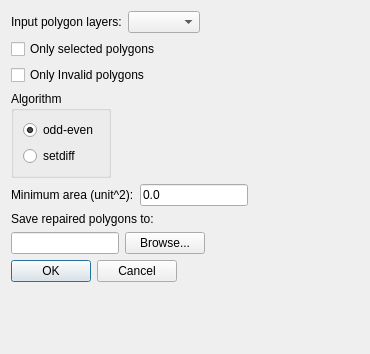
Above: Prepair/ui_prepair.ui from tudelft3d/prepair-qgis before the change. Below: the same form after it.
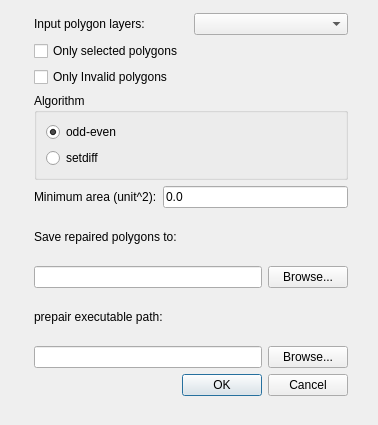
That is the form after the change.

Commit message:
settings for the path now saved on user's data + help link to wiki
somewhere, automagically by QT

```diff
--- a/Prepair/ui_prepair.ui
+++ b/Prepair/ui_prepair.ui
@@ -6,15 +6,24 @@
    <rect>
     <x>0</x>
     <y>0</y>
-    <width>370</width>
-    <height>354</height>
+    <width>378</width>
+    <height>425</height>
    </rect>
   </property>
   <property name="windowTitle">
    <string>prepair</string>
   </property>
-  <layout class="QFormLayout" name="formLayout">
-   <item row="0" column="0">
+  <widget class="QWidget" name="layoutWidget">
+   <property name="geometry">
+    <rect>
+     <x>34</x>
+     <y>13</y>
+     <width>314</width>
+     <height>383</height>
+    </rect>
+   </property>
+   <layout class="QVBoxLayout" name="verticalLayout_5">
+    <item>
     <layout class="QVBoxLayout" name="verticalLayout_2">
      <item>
       <layout class="QHBoxLayout" name="horizontalLayout">
@@ -46,7 +55,7 @@
      </item>
     </layout>
    </item>
-   <item row="2" column="0">
+    <item>
     <widget class="QGroupBox" name="groupBox">
      <property name="title">
       <string>Algorithm</string>
@@ -72,7 +81,7 @@
      </layout>
     </widget>
    </item>
-   <item row="3" column="0">
+    <item>
     <layout class="QHBoxLayout" name="horizontalLayout_2">
      <item>
       <widget class="QLabel" name="label_2">
@@ -90,7 +99,7 @@
      </item>
     </layout>
    </item>
-   <item row="4" column="0">
+    <item>
     <layout class="QVBoxLayout" name="verticalLayout">
      <item>
       <widget class="QLabel" name="label">
@@ -122,7 +131,32 @@
      </item>
     </layout>
    </item>
-   <item row="5" column="0">
+    <item>
+     <layout class="QVBoxLayout" name="verticalLayout_4">
+      <item>
+       <widget class="QLabel" name="label_4">
+        <property name="text">
+         <string>prepair executable path:</string>
+        </property>
+       </widget>
+      </item>
+      <item>
+       <layout class="QHBoxLayout" name="horizontalLayout_3">
+        <item>
+         <widget class="QLineEdit" name="prepairPath"/>
+        </item>
+        <item>
+         <widget class="QPushButton" name="browsePrepairPath">
+          <property name="text">
+           <string>Browse...</string>
+          </property>
+         </widget>
+        </item>
+       </layout>
+      </item>
+     </layout>
+    </item>
+    <item>
     <widget class="QDialogButtonBox" name="buttonBox">
      <property name="orientation">
       <enum>Qt::Horizontal</enum>
@@ -133,8 +167,7 @@
     </widget>
    </item>
   </layout>
-  <zorder>buttonBox</zorder>
-  <zorder>groupBox</zorder>
+  </widget>
  </widget>
  <resources/>
  <connections>
```
Lines whose indentation alone changed are shown as unchanged. The commit also changes 3 other files.
